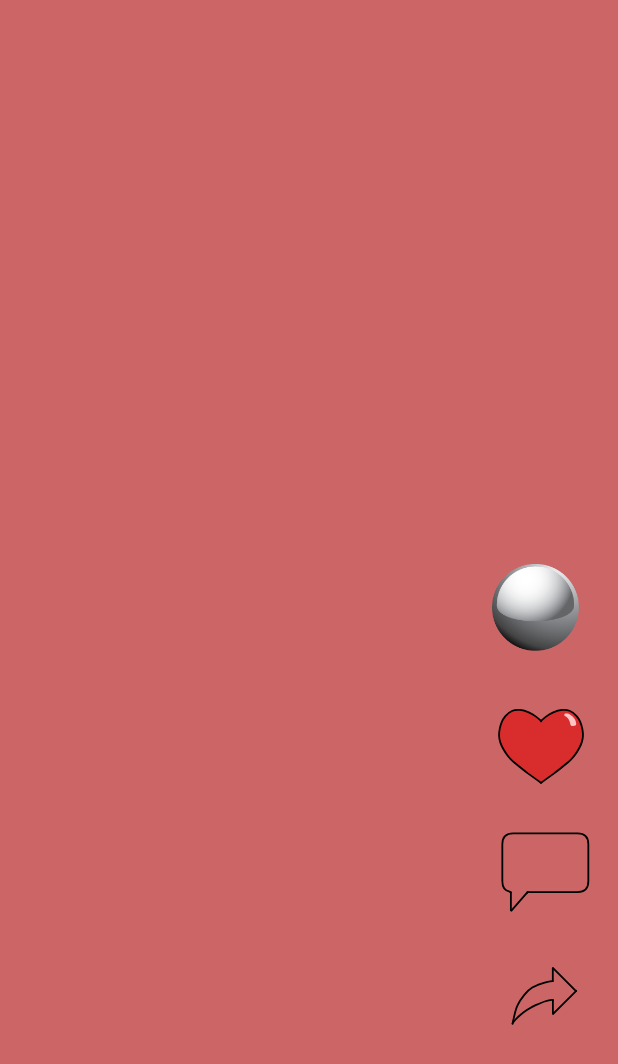
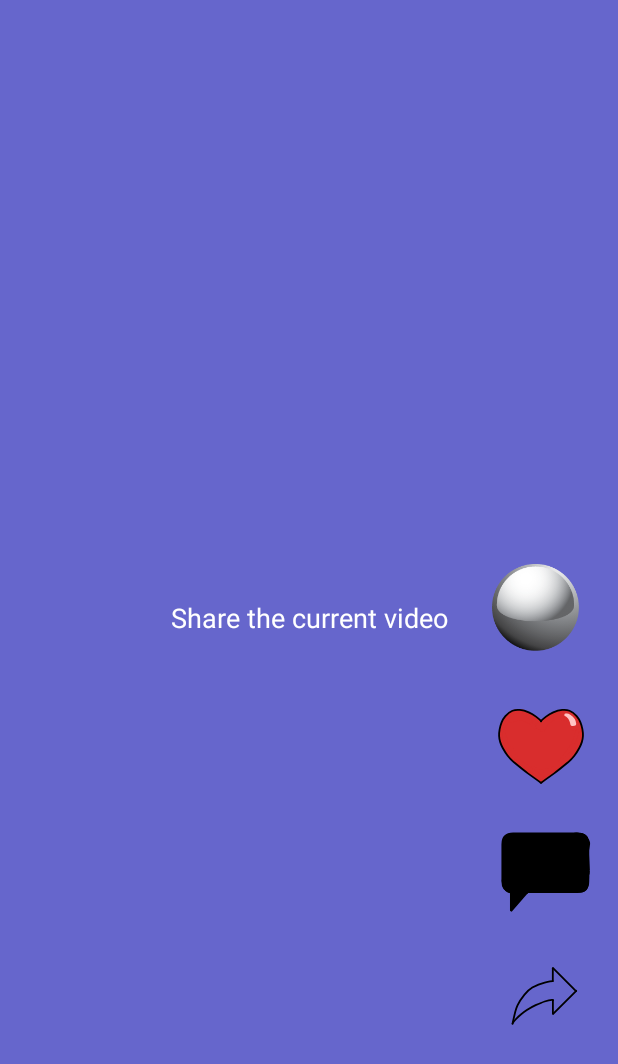
Before and after one commit to whc2001/EECS4443W2324Project, an Android app: the TouchModeActivity screen opened directly, with no data from a screen before it, after a tap on "a comment button", on a phone screen of 412 x 824 dp. Shown: the top 1064 px of the screen. Run offline under Robolectric (Android 15) with nearby library versions, the phone set to English and light mode, and no system bars; 2 statements that could not run were skipped; 1 other tap on this screen came first.

Commit message:
add functionality to touch mode

```diff
--- a/app/src/main/java/ca/yorku/eecs/groupr/tilttiktok/TouchModeActivity.java
+++ b/app/src/main/java/ca/yorku/eecs/groupr/tilttiktok/TouchModeActivity.java
@@ -14,6 +14,7 @@
 import android.view.ViewGroup;
 import android.view.WindowManager;
 import android.widget.ImageButton;
+import android.widget.TextView;
 import android.widget.Toast;
 
 import androidx.annotation.NonNull;
@@ -39,14 +40,23 @@
 
     private ViewPager2 vpContent;
     private ImageButton likeButton, commentButton, shareButton;
+    private boolean isLiked, isCommented, isShared;
+    ExperimentCoordinator coord;
+    TextView textDisplay;
 
     private ViewPager2.OnPageChangeCallback onPageChange = new ViewPager2.OnPageChangeCallback() {
         @Override
         public void onPageSelected(int position) {
             super.onPageSelected(position);
             if (position > currentPage) {
+                if(coord != null) {
+                    coord.performAction(ExperimentAction.NEXT);
+                }
                 Log.i(MYDEBUG, ">>>NEXT>>>");
             } else if (position < currentPage) {
+                if(coord != null) {
+                    coord.performAction(ExperimentAction.PREVIOUS);
+                }
                 Log.i(MYDEBUG, "<<<PREV<<<");
             }
             currentPage = position;
@@ -55,6 +65,7 @@
         @Override
         public void onPageScrollStateChanged(int state) {
             super.onPageScrollStateChanged(state);
+            resetButtonStates();
             if (state == ViewPager.SCROLL_STATE_IDLE) {
                 // If the user scrolls to the first page, teleport silently to the second last page for infinite scrolling effect
                 // When teleporting temporarily unregister the callback to avoid multiple scroll events
@@ -76,34 +87,131 @@
     };
 
     public void scrollNext() {
+        resetButtonStates();
         vpContent.setCurrentItem(currentPage + 1, true);
     }
 
     public void scrollPrev() {
+        resetButtonStates();
         vpContent.setCurrentItem(currentPage - 1, true);
     }
 
+    public void resetButtonStates() {
+        isLiked = false;
+        likeButton.setImageResource(R.drawable.heart);
+
+        isCommented = false;
+        commentButton.setImageResource(R.drawable.message);
+
+        isShared = false;
+        shareButton.setImageResource(R.drawable.arrowblank);
+    }
     @Override
     public void onCreate(Bundle savedInstanceState) {
         super.onCreate(savedInstanceState);
         setContentView(R.layout.touchui);
+        // Retrieve the passed ExperimentSetup object
+        setup = getIntent().getParcelableExtra("setup");
+
+        textDisplay = (TextView) findViewById(R.id.touchuitextdisplay);
+        ExperimentCoordinatorCallback callback = new ExperimentCoordinatorCallback() {
+			@Override
+			public void onExperimentStart() {
+				Log.e("ExperimentCoordinator", "onExperimentStart");
+			}
+
+			@Override
+			public void onNewTrial(int trial, ExperimentAction action) {
+				Log.e("ExperimentCoordinator", "onNewTrial: " + trial + " " + action);
+				textDisplay.setText(action.toString());
+			}
+
+			@Override
+			public void onIncorrectAction(int trial, ExperimentAction action) {
+				Log.e("ExperimentCoordinator", "onIncorrectAction: " + trial + " " + action);
+			}
+
+			@Override
+			public void onExperimentFinished(ExperimentResult result) {
+				Log.e("ExperimentCoordinator", "onExperimentFinished");
+				textDisplay.setText("-Experiment Finished-");
+				for(int i = 0; i < result.getDurationEachTrial().length; i++) {
+					Log.e("ExperimentCoordinator", "Trial " + i + ": " + result.getDurationEachTrial()[i] + "ms");
+				}
+
+				for(int i = 0; i < result.getIncorrectActionEachTrial().length; i++) {
+					Log.e("ExperimentCoordinator", "Trial " + i + ": " + result.getIncorrectActionEachTrial()[i] + " incorrect actions");
+				}
+
+				ExperimentResultExporter.write(result);
+			}
+		};
+
+		ExperimentSetup setup = new ExperimentSetup("99", ControlMethod.TOUCH, 10);
+		coord = new ExperimentCoordinator(setup, callback);
+		coord.startExperiment();
+
+        //onCreate set the states to false
+        isLiked = false;
+        isCommented = false;
+        isShared = false;
 
         vpContent = findViewById(R.id.content_view);
+
         likeButton = findViewById(R.id.like_button);
         likeButton.setOnClickListener(new View.OnClickListener() {
             @Override
             public void onClick(View v) {
-
-                scrollPrev();
-
-                likeButton.setImageResource(R.drawable.heartfill);
+                // scrollPrev();
+                // collect data
+                if(coord != null) {
+                    coord.performAction(ExperimentAction.LIKE);
+                }
+                // Toggle the state
+                isLiked = !isLiked;
+                // Change the button image based on the new state
+                if (isLiked) {
+                    likeButton.setImageResource(R.drawable.heartfill);
+                } else {
+                    likeButton.setImageResource(R.drawable.heart);
+                }
             }
         });
         commentButton = findViewById(R.id.comment_button);
         commentButton.setOnClickListener(new View.OnClickListener() {
             @Override
             public void onClick(View v) {
-                scrollNext();
+                // scrollNext();
+                if(coord != null) {
+                    coord.performAction(ExperimentAction.COMMENT);
+                }
+                // Toggle the state
+                isCommented = !isCommented;
+                // Change the button image based on the new state
+                if (isCommented) {
+                    commentButton.setImageResource(R.drawable.messagefill);
+                } else {
+                    commentButton.setImageResource(R.drawable.message);
+                }
+            }
+        });
+
+        shareButton = findViewById(R.id.share_button);
+        shareButton.setOnClickListener(new View.OnClickListener() {
+            @Override
+            public void onClick(View v) {
+                // scrollNext();
+                if(coord != null) {
+                    coord.performAction(ExperimentAction.SHARE);
+                }
+                // Toggle the state
+                isShared = !isShared;
+                // Change the button image based on the new state
+                if (isShared) {
+                    shareButton.setImageResource(R.drawable.arrowfill);
+                } else {
+                    shareButton.setImageResource(R.drawable.arrowblank);
+                }
             }
         });
 
--- a/app/src/main/res/layout/touchui.xml
+++ b/app/src/main/res/layout/touchui.xml
@@ -59,6 +59,7 @@
 
             <!-- Share Button -->
             <ImageButton
+                android:id="@+id/share_button"
                 android:layout_width="68dp"
                 android:layout_height="68dp"
                 android:layout_marginTop="16dp"
@@ -66,7 +67,16 @@
                 android:contentDescription="@string/share_button_description"
                 android:padding="10dp"
                 android:src="@drawable/arrowblank" />
+        </LinearLayout>
 
-        </LinearLayout>
+        <!-- Text UI in the center of the screen -->
+        <TextView
+            android:id="@+id/touchuitextdisplay"
+            android:layout_width="match_parent"
+            android:layout_height="match_parent"
+            android:gravity="center"
+            android:text="-"
+            android:textAppearance="?android:attr/textAppearanceMedium" />
+
     </FrameLayout>
 </LinearLayout>
```
Also changed, not shown: app/src/main/java/ca/yorku/eecs/groupr/tilttiktok/ExperimentSetupActivity.java (+47 -47 lines).
